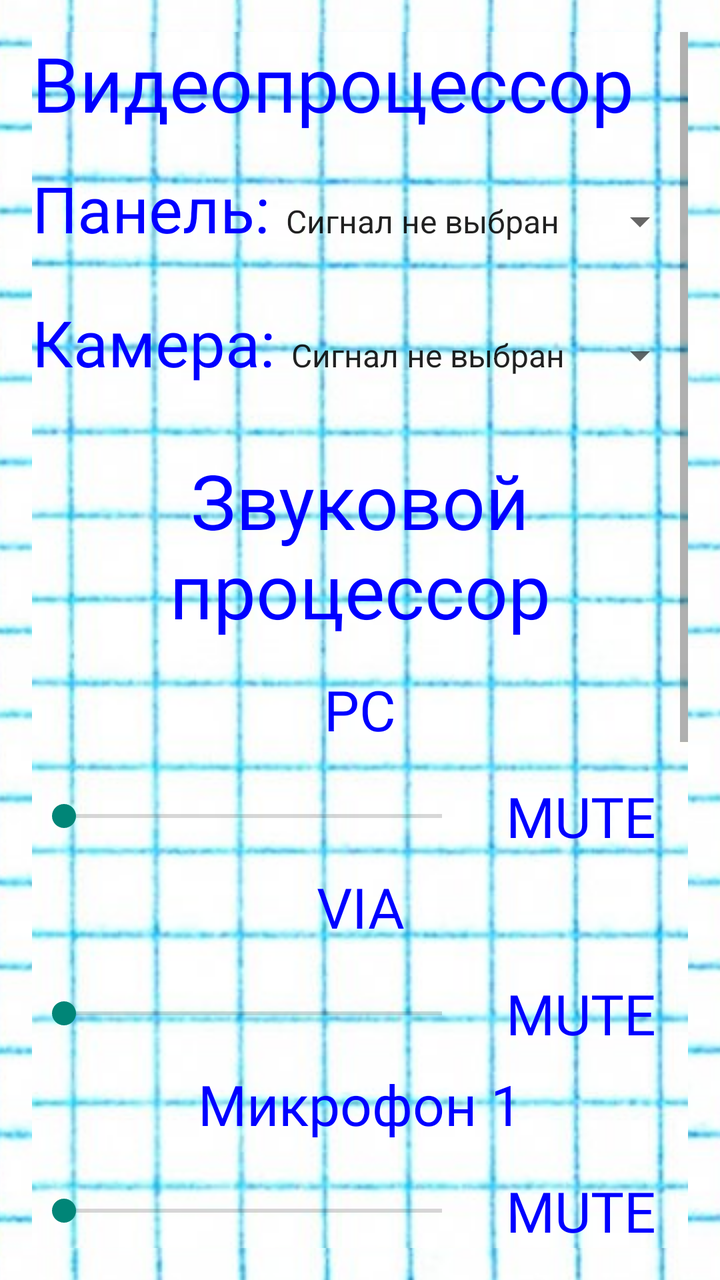
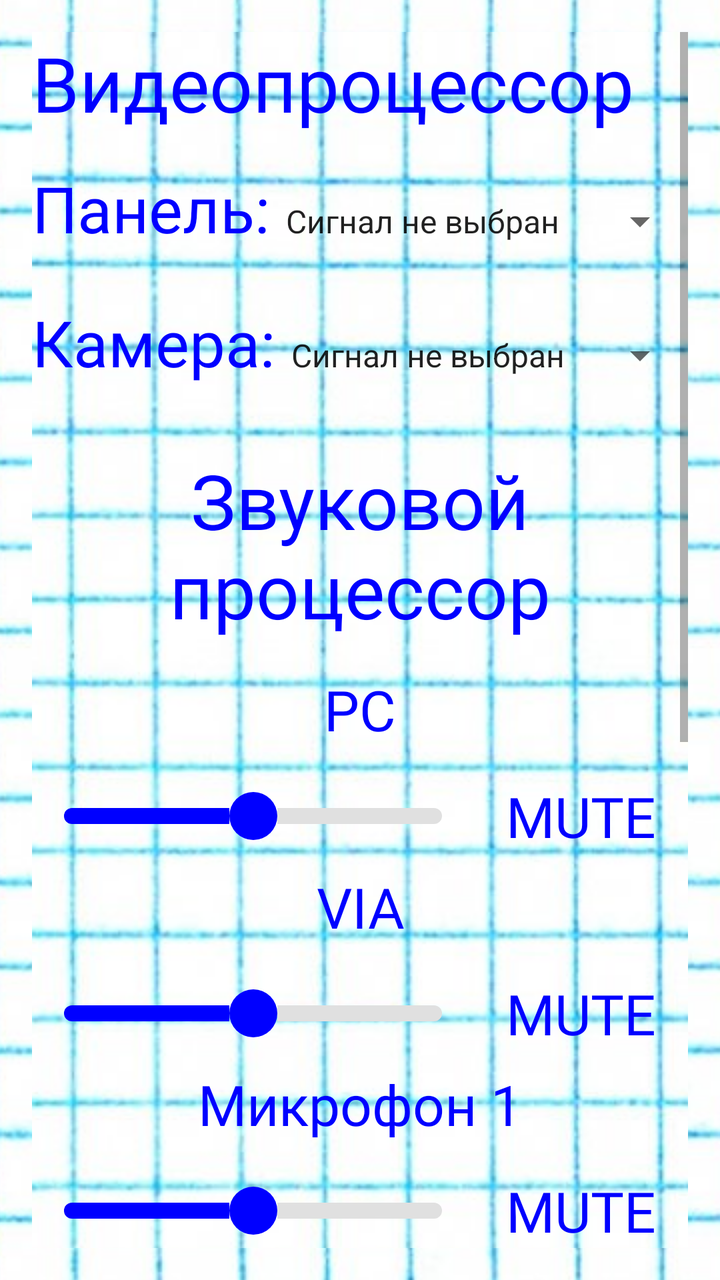

Before-and-after screenshots of an Android layout around one commit, followed by the original layout XML and the change that was made.
<!-- AndroidManifest.xml: application theme Theme.AppCompat.Light.DarkActionBar -->
<!-- res/layout/activity_control.xml -->
<?xml version="1.0" encoding="utf-8"?>
<ScrollView xmlns:android="http://schemas.android.com/apk/res/android"
    android:layout_width="match_parent"
    android:layout_height="match_parent"
    android:padding="16dp"
    android:background="@drawable/background"> 

    <LinearLayout
        android:layout_width="match_parent"
        android:layout_height="wrap_content"
        android:orientation="vertical"
        android:background="@drawable/background">

        
        <LinearLayout
            android:layout_width="match_parent"
            android:layout_height="wrap_content"
            android:orientation="vertical"
            android:paddingBottom="16dp">

            <TextView
                android:layout_width="wrap_content"
                android:layout_height="wrap_content"
                android:text="Видеопроцессор"
                android:textSize="38sp"
                android:gravity="center"
                android:textColor="#0000FF"
                android:fontFamily="@font/bohema_pink"
                android:paddingBottom="16dp"
                android:autoSizeTextType="uniform"
                android:autoSizeMinTextSize="24sp"
                android:autoSizeMaxTextSize="48sp"
                android:autoSizeStepGranularity="2sp" />

            
            <LinearLayout
                android:layout_width="match_parent"
                android:layout_height="wrap_content"
                android:orientation="horizontal"
                android:paddingBottom="8dp">

                <TextView
                    android:layout_width="wrap_content"
                    android:layout_height="wrap_content"
                    android:text="Панель:"
                    android:textSize="32sp"
                    android:gravity="center"
                    android:textColor="#0000FF"
                    android:fontFamily="@font/bohema_pink"
                    android:paddingBottom="16dp"
                    android:autoSizeTextType="uniform"
                    android:autoSizeMinTextSize="24sp"
                    android:autoSizeMaxTextSize="48sp"
                    android:autoSizeStepGranularity="2sp" />

                <Spinner
                    android:id="@+id/spinner_video_output_panel"
                    android:layout_width="0dp"
                    android:layout_height="wrap_content"
                    android:layout_weight="1"
                    android:prompt="@string/video_input"
                    android:entries="@array/video_inputs" />
            </LinearLayout>

            
            <LinearLayout
                android:layout_width="match_parent"
                android:layout_height="wrap_content"
                android:orientation="horizontal">

                <TextView
                    android:layout_width="wrap_content"
                    android:layout_height="wrap_content"
                    android:text="Камера:"
                    android:textSize="32sp"
                    android:gravity="center"
                    android:textColor="#0000FF"
                    android:fontFamily="@font/bohema_pink"
                    android:paddingBottom="16dp"
                    android:autoSizeTextType="uniform"
                    android:autoSizeMinTextSize="24sp"
                    android:autoSizeMaxTextSize="48sp"
                    android:autoSizeStepGranularity="2sp" />

                <Spinner
                    android:id="@+id/spinner_video_output_camera"
                    android:layout_width="0dp"
                    android:layout_height="wrap_content"
                    android:layout_weight="1"
                    android:prompt="@string/video_input"
                    android:entries="@array/video_inputs" />
            </LinearLayout>
        </LinearLayout>

        
        <LinearLayout
            android:layout_width="match_parent"
            android:layout_height="wrap_content"
            android:orientation="vertical"
            android:paddingBottom="16dp">

            <TextView
                android:layout_width="wrap_content"
                android:layout_height="wrap_content"
                android:text="Звуковой процессор"
                android:textSize="38sp"
                android:gravity="center"
                android:textColor="#0000FF"
                android:fontFamily="@font/bohema_pink"
                android:paddingBottom="16dp"
                android:autoSizeTextType="uniform"
                android:autoSizeMinTextSize="24sp"
                android:autoSizeMaxTextSize="48sp"
                android:autoSizeStepGranularity="2sp" />

            
            <LinearLayout
                android:layout_width="match_parent"
                android:layout_height="wrap_content"
                android:orientation="vertical"
                android:paddingBottom="8dp">

                
                <TextView
                    android:layout_width="match_parent"
                    android:layout_height="wrap_content"
                    android:text="PC"
                    android:textSize="28sp"
                    android:gravity="center"
                    android:textColor="#0000FF"
                    android:fontFamily="@font/bohema_pink"
                    android:paddingBottom="16dp"
                    android:autoSizeTextType="uniform"
                    android:autoSizeMinTextSize="24sp"
                    android:autoSizeMaxTextSize="48sp"
                    android:autoSizeStepGranularity="2sp" />

                
                <LinearLayout
                    android:layout_width="match_parent"
                    android:layout_height="wrap_content"
                    android:orientation="horizontal">

                    
                    <SeekBar
                        android:id="@+id/seekBar_volume_pc"
                        android:layout_width="0dp"
                        android:layout_height="wrap_content"
                        android:layout_weight="1"
                        android:max="100"
                        android:layout_gravity="center_vertical" />

                    
                    <TextView
                        android:id="@+id/text_mute_pc"
                        android:layout_width="wrap_content"
                        android:layout_height="wrap_content"
                        android:text="MUTE"
                        android:textSize="28sp"
                        android:gravity="center"
                        android:textColor="#0000FF"
                        android:fontFamily="@font/bohema_pink"
                        android:paddingLeft="16dp"
                        android:paddingRight="16dp"
                        android:clickable="true"
                        android:focusable="true" />
                </LinearLayout>
            </LinearLayout>

            
            <LinearLayout
                android:layout_width="match_parent"
                android:layout_height="wrap_content"
                android:orientation="vertical"
                android:paddingBottom="8dp">

                
                <TextView
                    android:layout_width="match_parent"
                    android:layout_height="wrap_content"
                    android:text="VIA"
                    android:textSize="28sp"
                    android:gravity="center"
                    android:textColor="#0000FF"
                    android:fontFamily="@font/bohema_pink"
                    android:paddingBottom="16dp"
                    android:autoSizeTextType="uniform"
                    android:autoSizeMinTextSize="24sp"
                    android:autoSizeMaxTextSize="48sp"
                    android:autoSizeStepGranularity="2sp" />

                
                <LinearLayout
                    android:layout_width="match_parent"
                    android:layout_height="wrap_content"
                    android:orientation="horizontal">

                    
                    <SeekBar
                        android:id="@+id/seekBar_volume_via"
                        android:layout_width="0dp"
                        android:layout_height="wrap_content"
                        android:layout_weight="1"
                        android:max="100"
                        android:layout_gravity="center_vertical" />

                    
                    <TextView
                        android:id="@+id/text_mute_via"
                        android:layout_width="wrap_content"
                        android:layout_height="wrap_content"
                        android:text="MUTE"
                        android:textSize="28sp"
                        android:gravity="center"
                        android:textColor="#0000FF"
                        android:fontFamily="@font/bohema_pink"
                        android:paddingLeft="16dp"
                        android:paddingRight="16dp"
                        android:clickable="true"
                        android:focusable="true" />
                </LinearLayout>
            </LinearLayout>

            
            <LinearLayout
                android:layout_width="match_parent"
                android:layout_height="wrap_content"
                android:orientation="vertical"
                android:paddingBottom="8dp">

                
                <TextView
                    android:layout_width="match_parent"
                    android:layout_height="wrap_content"
                    android:text="Микрофон 1"
                    android:textSize="28sp"
                    android:gravity="center"
                    android:textColor="#0000FF"
                    android:fontFamily="@font/bohema_pink"
                    android:paddingBottom="16dp"
                    android:autoSizeTextType="uniform"
                    android:autoSizeMinTextSize="24sp"
                    android:autoSizeMaxTextSize="48sp"
                    android:autoSizeStepGranularity="2sp" />

                
                <LinearLayout
                    android:layout_width="match_parent"
                    android:layout_height="wrap_content"
                    android:orientation="horizontal">

                    
                    <SeekBar
                        android:id="@+id/seekBar_volume_microphone_1"
                        android:layout_width="0dp"
                        android:layout_height="wrap_content"
                        android:layout_weight="1"
                        android:max="100"
                        android:layout_gravity="center_vertical" />

                    
                    <TextView
                        android:id="@+id/text_mute_microphone_1"
                        android:layout_width="wrap_content"
                        android:layout_height="wrap_content"
                        android:text="MUTE"
                        android:textSize="28sp"
                        android:gravity="center"
                        android:textColor="#0000FF"
                        android:fontFamily="@font/bohema_pink"
                        android:paddingLeft="16dp"
                        android:paddingRight="16dp"
                        android:clickable="true"
                        android:focusable="true" />
                </LinearLayout>
            </LinearLayout>

            
            <LinearLayout
                android:layout_width="match_parent"
                android:layout_height="wrap_content"
                android:orientation="vertical"
                android:paddingBottom="8dp">

                
                <TextView
                    android:layout_width="match_parent"
                    android:layout_height="wrap_content"
                    android:text="Микрофон 2"
                    android:textSize="28sp"
                    android:gravity="center"
                    android:textColor="#0000FF"
                    android:fontFamily="@font/bohema_pink"
                    android:paddingBottom="16dp"
                    android:autoSizeTextType="uniform"
                    android:autoSizeMinTextSize="24sp"
                    android:autoSizeMaxTextSize="48sp"
                    android:autoSizeStepGranularity="2sp" />

                
                <LinearLayout
                    android:layout_width="match_parent"
                    android:layout_height="wrap_content"
                    android:orientation="horizontal">

                    
                    <SeekBar
                        android:id="@+id/seekBar_volume_microphone_2"
                        android:layout_width="0dp"
                        android:layout_height="wrap_content"
                        android:layout_weight="1"
                        android:max="100"
                        android:layout_gravity="center_vertical" />

                    
                    <TextView
                        android:id="@+id/text_mute_microphone_2"
                        android:layout_width="wrap_content"
                        android:layout_height="wrap_content"
                        android:text="MUTE"
                        android:textSize="28sp"
                        android:gravity="center"
                        android:textColor="#0000FF"
                        android:fontFamily="@font/bohema_pink"
                        android:paddingLeft="16dp"
                        android:paddingRight="16dp"
                        android:clickable="true"
                        android:focusable="true" />
                </LinearLayout>
            </LinearLayout>

            
            <LinearLayout
                android:layout_width="match_parent"
                android:layout_height="wrap_content"
                android:orientation="vertical"
                android:paddingBottom="8dp">

                
                <TextView
                    android:layout_width="match_parent"
                    android:layout_height="wrap_content"
                    android:text="Микрофон 3"
                    android:textSize="28sp"
                    android:gravity="center"
                    android:textColor="#0000FF"
                    android:fontFamily="@font/bohema_pink"
                    android:paddingBottom="16dp"
                    android:autoSizeTextType="uniform"
                    android:autoSizeMinTextSize="24sp"
                    android:autoSizeMaxTextSize="48sp"
                    android:autoSizeStepGranularity="2sp" />

                
                <LinearLayout
                    android:layout_width="match_parent"
                    android:layout_height="wrap_content"
                    android:orientation="horizontal">

                    
                    <SeekBar
                        android:id="@+id/seekBar_volume_microphone_3"
                        android:layout_width="0dp"
                        android:layout_height="wrap_content"
                        android:layout_weight="1"
                        android:max="100"
                        android:layout_gravity="center_vertical" />

                    
                    <TextView
                        android:id="@+id/text_mute_microphone_3"
                        android:layout_width="wrap_content"
                        android:layout_height="wrap_content"
                        android:text="MUTE"
                        android:textSize="28sp"
                        android:gravity="center"
                        android:textColor="#0000FF"
                        android:fontFamily="@font/bohema_pink"
                        android:paddingLeft="16dp"
                        android:paddingRight="16dp"
                        android:clickable="true"
                        android:focusable="true" />
                </LinearLayout>
            </LinearLayout>
        </LinearLayout>

        
        <LinearLayout
            android:layout_width="match_parent"
            android:layout_height="wrap_content"
            android:orientation="vertical"
            android:paddingTop="8dp">

            
            <TextView
                android:id="@+id/text_camera_1"
                android:layout_width="match_parent"
                android:layout_height="wrap_content"
                android:text="Камера 1"
                android:textSize="28sp"
                android:gravity="center"
                android:textColor="#0000FF"
                android:fontFamily="@font/bohema_pink"
                android:padding="16dp"
                android:clickable="true"
                android:focusable="true" />

            
            <TextView
                android:id="@+id/text_camera_2"
                android:layout_width="match_parent"
                android:layout_height="wrap_content"
                android:text="Камера 2"
                android:textSize="28sp"
                android:gravity="center"
                android:textColor="#0000FF"
                android:fontFamily="@font/bohema_pink"
                android:padding="16dp"
                android:clickable="true"
                android:focusable="true" />
        </LinearLayout>

    </LinearLayout>
</ScrollView>
<!-- resources referenced by this layout -->
<resources>
  <string-array name="video_inputs">
          <item>Сигнал не выбран</item> 
          <item>VIA</item>
          <item>PC</item>
          <item>Камера 1</item>
          <item>Камера 2</item>
      </string-array>
  <!-- drawable background (drawable) -->
  <bitmap
      xmlns:android="http://schemas.android.com/apk/res/android"
      android:src="@drawable/background_image"
      android:gravity="center"
      android:tileMode="disabled" />
  <string name="video_input">Выберите вход</string>
  <!-- drawable background_image: png bitmap (drawable, 322341 bytes) -->
</resources>

<!-- the commit's change to res/layout/activity_control.xml (unified diff, before → after) -->
@@ -3,7 +3,7 @@
     android:layout_width="match_parent"
     android:layout_height="match_parent"
     android:padding="16dp"
-    android:background="@drawable/background"> 
+    android:background="@drawable/background">
 
     <LinearLayout
         android:layout_width="match_parent"
@@ -59,7 +59,8 @@
                     android:layout_height="wrap_content"
                     android:layout_weight="1"
                     android:prompt="@string/video_input"
-                    android:entries="@array/video_inputs" />
+                    android:entries="@array/video_inputs"
+                    style="@style/CustomSpinnerStyle" />
             </LinearLayout>
 
             
@@ -88,7 +89,8 @@
                     android:layout_height="wrap_content"
                     android:layout_weight="1"
                     android:prompt="@string/video_input"
-                    android:entries="@array/video_inputs" />
+                    android:entries="@array/video_inputs"
+                    style="@style/CustomSpinnerStyle" />
             </LinearLayout>
         </LinearLayout>
 
@@ -148,6 +150,8 @@
                         android:layout_height="wrap_content"
                         android:layout_weight="1"
                         android:max="100"
+                        android:progress="50"
+                        style="@style/CustomSeekBar"
                         android:layout_gravity="center_vertical" />
 
                     
@@ -202,6 +206,8 @@
                         android:layout_height="wrap_content"
                         android:layout_weight="1"
                         android:max="100"
+                        android:progress="50"
+                        style="@style/CustomSeekBar"
                         android:layout_gravity="center_vertical" />
 
                     
@@ -256,6 +262,8 @@
                         android:layout_height="wrap_content"
                         android:layout_weight="1"
                         android:max="100"
+                        android:progress="50"
+                        style="@style/CustomSeekBar"
                         android:layout_gravity="center_vertical" />
 
                     
@@ -310,6 +318,8 @@
                         android:layout_height="wrap_content"
                         android:layout_weight="1"
                         android:max="100"
+                        android:progress="50"
+                        style="@style/CustomSeekBar"
                         android:layout_gravity="center_vertical" />
 
                     
@@ -364,6 +374,8 @@
                         android:layout_height="wrap_content"
                         android:layout_weight="1"
                         android:max="100"
+                        android:progress="50"
+                        style="@style/CustomSeekBar"
                         android:layout_gravity="center_vertical" />
 
                     
<!-- resource entries referenced after the edit -->
@@ -14,6 +14,46 @@
       android:gravity="center"
       android:tileMode="disabled" />
   <string name="video_input">Выберите вход</string>
+  <style name="CustomSeekBar">
+          <item name="android:progressDrawable">@drawable/progress_custom</item>
+          <item name="android:thumb">@drawable/thumb_custom</item>
+          <item name="android:maxHeight">8dp</item> 
+          <item name="android:minHeight">8dp</item> 
+      </style>
+  <style name="CustomSpinnerStyle">
+          <item name="android:textColor">#0000FF</item>
+          <item name="android:fontFamily">@font/bohema_pink</item>
+          <item name="android:textSize">32sp</item>
+          <item name="android:gravity">center</item>
+      </style>
   <!-- drawable background_image: png bitmap (drawable, 322341 bytes) -->
+  <!-- drawable progress_custom (drawable) -->
+  <layer-list xmlns:android="http://schemas.android.com/apk/res/android">
+      
+      <item android:id="@android:id/background">
+          <shape>
+              <solid android:color="#E0E0E0" /> 
+              <corners android:radius="4dp" />
+          </shape>
+      </item>
+  
+      
+      <item android:id="@android:id/progress">
+          <clip>
+              <shape>
+                  <solid android:color="#0000FF" /> 
+                  <corners android:radius="4dp" />
+              </shape>
+          </clip>
+      </item>
+  </layer-list>
+  <!-- drawable thumb_custom (drawable) -->
+  <shape xmlns:android="http://schemas.android.com/apk/res/android"
+      android:shape="oval">
+      <solid android:color="#0000FF" />
+      <size
+          android:width="24dp"
+          android:height="24dp" />
+  </shape>
 </resources>
 
